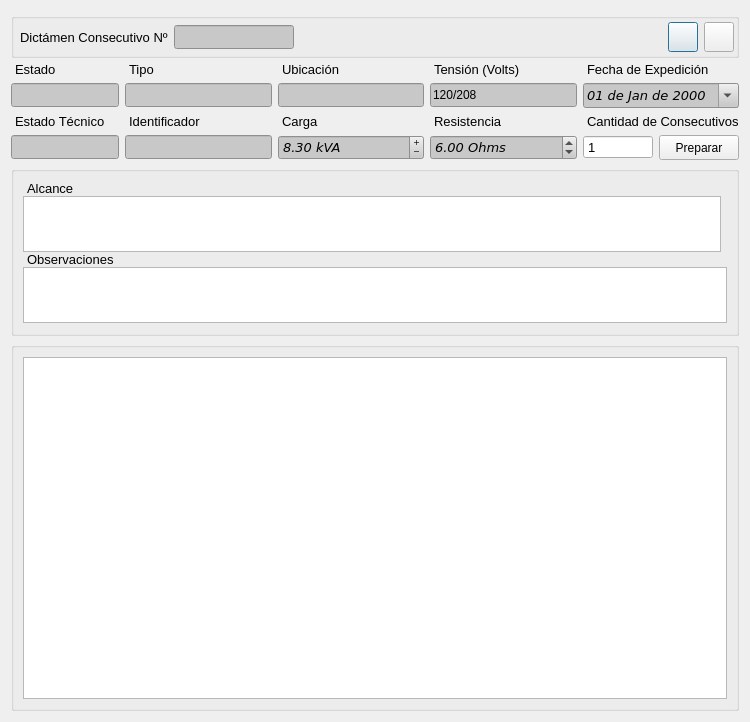
Qt form ui/subdictum.ui (OdairTrujillo/blockcheck) before a commit.
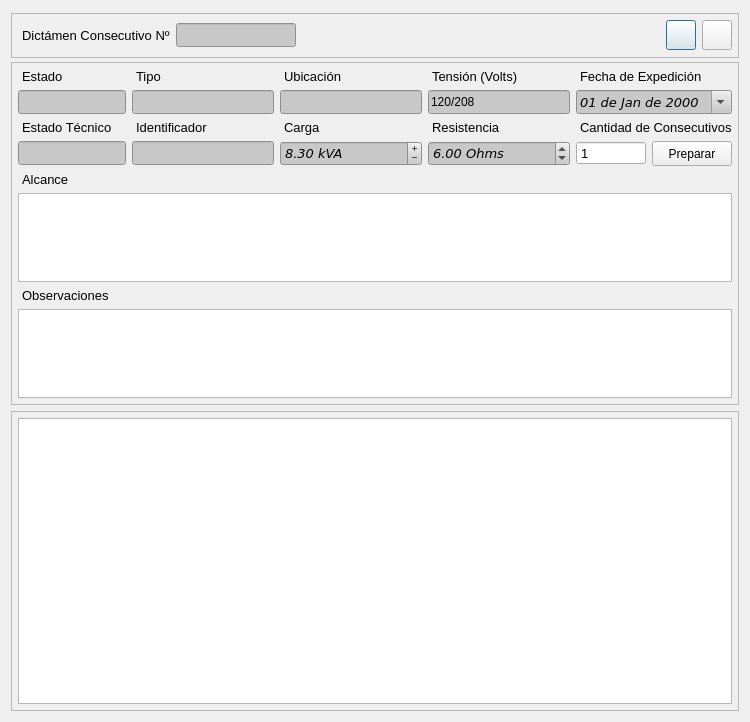
The same form after that commit. Icons and pictures are not drawn.

Commit message: Se incluye .gitignore, se modifica el correo de contacto en el README.dm. También se actualizan los layouts de las interfaces gráficas. El proyecto queda listo para editar código.

Patch:
```diff
--- a/ui/subdictum.ui
+++ b/ui/subdictum.ui
@@ -13,30 +13,9 @@
   <property name="windowTitle">
    <string>Consecutivos</string>
   </property>
-  <layout class="QGridLayout" name="gridLayout_5">
-   <item row="3" column="0">
-    <widget class="QGroupBox" name="reqOutGroupBox">
-     <property name="minimumSize">
-      <size>
-       <width>0</width>
-       <height>300</height>
-      </size>
-     </property>
-     <property name="title">
-      <string/>
-     </property>
-     <property name="checkable">
-      <bool>false</bool>
-     </property>
-     <layout class="QGridLayout" name="gridLayout_4">
+  <layout class="QGridLayout" name="gridLayout_2">
       <item row="0" column="0">
-       <widget class="QTableWidget" name="tableWidget"/>
-      </item>
-     </layout>
-    </widget>
-   </item>
-   <item row="0" column="0">
-    <widget class="QGroupBox" name="menuGroupBox">
+    <widget class="QFrame" name="menuFrame">
      <property name="minimumSize">
       <size>
        <width>0</width>
@@ -49,33 +28,22 @@
        <height>40</height>
       </size>
      </property>
-     <property name="title">
-      <string/>
+     <property name="frameShape">
+      <enum>QFrame::StyledPanel</enum>
      </property>
-     <property name="alignment">
-      <set>Qt::AlignLeading|Qt::AlignLeft|Qt::AlignTop</set>
-     </property>
-     <property name="flat">
-      <bool>false</bool>
-     </property>
-     <property name="checkable">
-      <bool>false</bool>
-     </property>
-     <layout class="QGridLayout" name="gridLayout_3">
-      <property name="leftMargin">
-       <number>2</number>
-      </property>
-      <property name="topMargin">
-       <number>2</number>
-      </property>
-      <property name="rightMargin">
-       <number>2</number>
-      </property>
-      <property name="bottomMargin">
-       <number>2</number>
-      </property>
-      <item row="0" column="0">
        <layout class="QHBoxLayout" name="horizontalLayout">
+      <property name="leftMargin">
+       <number>6</number>
+      </property>
+      <property name="topMargin">
+       <number>6</number>
+      </property>
+      <property name="rightMargin">
+       <number>6</number>
+      </property>
+      <property name="bottomMargin">
+       <number>6</number>
+      </property>
         <item>
          <widget class="QLabel" name="label_5">
           <property name="font">
@@ -127,7 +95,7 @@
           </property>
           <property name="sizeHint" stdset="0">
            <size>
-            <width>18</width>
+          <width>357</width>
             <height>20</height>
            </size>
           </property>
@@ -192,12 +160,10 @@
          </widget>
         </item>
        </layout>
-      </item>
-     </layout>
     </widget>
    </item>
-   <item row="2" column="0">
-    <widget class="QGroupBox" name="groupBox">
+   <item row="1" column="0">
+    <widget class="QFrame" name="frame">
      <property name="minimumSize">
       <size>
        <width>0</width>
@@ -207,129 +173,26 @@
      <property name="maximumSize">
       <size>
        <width>16777215</width>
-       <height>170</height>
+       <height>16777215</height>
       </size>
      </property>
-     <property name="title">
-      <string/>
-     </property>
-     <layout class="QGridLayout" name="gridLayout_2">
-      <property name="horizontalSpacing">
-       <number>6</number>
-      </property>
-      <property name="verticalSpacing">
-       <number>0</number>
-      </property>
-      <item row="2" column="0">
-       <widget class="QLabel" name="label_15">
-        <property name="font">
-         <font>
-          <pointsize>10</pointsize>
-         </font>
-        </property>
-        <property name="text">
-         <string>Observaciones</string>
-        </property>
-        <property name="indent">
-         <number>4</number>
-        </property>
-       </widget>
-      </item>
-      <item row="3" column="0" colspan="2">
-       <widget class="QTextEdit" name="subDictumObservTextEdit">
-        <property name="minimumSize">
-         <size>
-          <width>0</width>
-          <height>0</height>
-         </size>
-        </property>
-        <property name="font">
-         <font>
-          <pointsize>12</pointsize>
-         </font>
-        </property>
         <property name="frameShape">
          <enum>QFrame::StyledPanel</enum>
         </property>
-        <property name="frameShadow">
-         <enum>QFrame::Sunken</enum>
-        </property>
-        <property name="lineWidth">
-         <number>1</number>
-        </property>
-        <property name="midLineWidth">
-         <number>0</number>
-        </property>
-        <property name="tabChangesFocus">
-         <bool>true</bool>
-        </property>
-        <property name="html">
-         <string>&lt;!DOCTYPE HTML PUBLIC &quot;-//W3C//DTD HTML 4.0//EN&quot; &quot;http://www.w3.org/TR/REC-html40/strict.dtd&quot;&gt;
-&lt;html&gt;&lt;head&gt;&lt;meta name=&quot;qrichtext&quot; content=&quot;1&quot; /&gt;&lt;style type=&quot;text/css&quot;&gt;
-p, li { white-space: pre-wrap; }
-&lt;/style&gt;&lt;/head&gt;&lt;body style=&quot; font-family:'MS Shell Dlg 2'; font-size:12pt; font-weight:400; font-style:normal;&quot;&gt;
-&lt;p style=&quot;-qt-paragraph-type:empty; margin-top:0px; margin-bottom:0px; margin-left:0px; margin-right:0px; -qt-block-indent:0; text-indent:0px; font-family:'DejaVu Sans';&quot;&gt;&lt;br /&gt;&lt;/p&gt;&lt;/body&gt;&lt;/html&gt;</string>
-        </property>
-        <property name="acceptRichText">
-         <bool>false</bool>
-        </property>
-       </widget>
-      </item>
-      <item row="1" column="0">
-       <widget class="QTextEdit" name="subDictumScopeTextEdit">
-        <property name="minimumSize">
-         <size>
-          <width>0</width>
-          <height>0</height>
-         </size>
-        </property>
-        <property name="font">
-         <font>
-          <pointsize>12</pointsize>
-         </font>
-        </property>
-        <property name="frameShape">
-         <enum>QFrame::StyledPanel</enum>
-        </property>
-        <property name="frameShadow">
-         <enum>QFrame::Sunken</enum>
-        </property>
-        <property name="lineWidth">
-         <number>1</number>
-        </property>
-        <property name="midLineWidth">
-         <number>0</number>
-        </property>
-        <property name="tabChangesFocus">
-         <bool>true</bool>
-        </property>
-        <property name="acceptRichText">
-         <bool>false</bool>
-        </property>
-       </widget>
-      </item>
-      <item row="0" column="0">
-       <widget class="QLabel" name="label_14">
-        <property name="font">
-         <font>
-          <pointsize>10</pointsize>
-         </font>
-        </property>
-        <property name="text">
-         <string>Alcance</string>
-        </property>
-        <property name="margin">
-         <number>0</number>
-        </property>
-        <property name="indent">
-         <number>4</number>
-        </property>
-       </widget>
-      </item>
-     </layout>
-    </widget>
-   </item>
-   <item row="1" column="0">
+     <layout class="QVBoxLayout" name="verticalLayout">
+      <property name="leftMargin">
+       <number>6</number>
+      </property>
+      <property name="topMargin">
+       <number>6</number>
+      </property>
+      <property name="rightMargin">
+       <number>6</number>
+      </property>
+      <property name="bottomMargin">
+       <number>6</number>
+      </property>
+      <item>
     <layout class="QGridLayout" name="gridLayout">
      <item row="3" column="3">
       <widget class="QLabel" name="label_12">
@@ -763,6 +626,145 @@
      </item>
     </layout>
    </item>
+      <item>
+       <widget class="QLabel" name="label_14">
+        <property name="font">
+         <font>
+          <pointsize>10</pointsize>
+         </font>
+        </property>
+        <property name="text">
+         <string>Alcance</string>
+        </property>
+        <property name="margin">
+         <number>0</number>
+        </property>
+        <property name="indent">
+         <number>4</number>
+        </property>
+       </widget>
+      </item>
+      <item>
+       <widget class="QTextEdit" name="subDictumScopeTextEdit">
+        <property name="minimumSize">
+         <size>
+          <width>0</width>
+          <height>0</height>
+         </size>
+        </property>
+        <property name="font">
+         <font>
+          <pointsize>12</pointsize>
+         </font>
+        </property>
+        <property name="frameShape">
+         <enum>QFrame::StyledPanel</enum>
+        </property>
+        <property name="frameShadow">
+         <enum>QFrame::Sunken</enum>
+        </property>
+        <property name="lineWidth">
+         <number>1</number>
+        </property>
+        <property name="midLineWidth">
+         <number>0</number>
+        </property>
+        <property name="tabChangesFocus">
+         <bool>true</bool>
+        </property>
+        <property name="acceptRichText">
+         <bool>false</bool>
+        </property>
+       </widget>
+      </item>
+      <item>
+       <widget class="QLabel" name="label_15">
+        <property name="font">
+         <font>
+          <pointsize>10</pointsize>
+         </font>
+        </property>
+        <property name="text">
+         <string>Observaciones</string>
+        </property>
+        <property name="indent">
+         <number>4</number>
+        </property>
+       </widget>
+      </item>
+      <item>
+       <widget class="QTextEdit" name="subDictumObservTextEdit">
+        <property name="minimumSize">
+         <size>
+          <width>0</width>
+          <height>0</height>
+         </size>
+        </property>
+        <property name="font">
+         <font>
+          <pointsize>12</pointsize>
+         </font>
+        </property>
+        <property name="frameShape">
+         <enum>QFrame::StyledPanel</enum>
+        </property>
+        <property name="frameShadow">
+         <enum>QFrame::Sunken</enum>
+        </property>
+        <property name="lineWidth">
+         <number>1</number>
+        </property>
+        <property name="midLineWidth">
+         <number>0</number>
+        </property>
+        <property name="tabChangesFocus">
+         <bool>true</bool>
+        </property>
+        <property name="html">
+         <string>&lt;!DOCTYPE HTML PUBLIC &quot;-//W3C//DTD HTML 4.0//EN&quot; &quot;http://www.w3.org/TR/REC-html40/strict.dtd&quot;&gt;
+&lt;html&gt;&lt;head&gt;&lt;meta name=&quot;qrichtext&quot; content=&quot;1&quot; /&gt;&lt;style type=&quot;text/css&quot;&gt;
+p, li { white-space: pre-wrap; }
+&lt;/style&gt;&lt;/head&gt;&lt;body style=&quot; font-family:'Ubuntu'; font-size:12pt; font-weight:400; font-style:normal;&quot;&gt;
+&lt;p style=&quot;-qt-paragraph-type:empty; margin-top:0px; margin-bottom:0px; margin-left:0px; margin-right:0px; -qt-block-indent:0; text-indent:0px; font-family:'DejaVu Sans';&quot;&gt;&lt;br /&gt;&lt;/p&gt;&lt;/body&gt;&lt;/html&gt;</string>
+        </property>
+        <property name="acceptRichText">
+         <bool>false</bool>
+        </property>
+       </widget>
+      </item>
+     </layout>
+    </widget>
+   </item>
+   <item row="2" column="0">
+    <widget class="QFrame" name="reqOutFrame">
+     <property name="minimumSize">
+      <size>
+       <width>0</width>
+       <height>300</height>
+      </size>
+     </property>
+     <property name="frameShape">
+      <enum>QFrame::StyledPanel</enum>
+     </property>
+     <layout class="QGridLayout" name="gridLayout_4">
+      <property name="leftMargin">
+       <number>6</number>
+      </property>
+      <property name="topMargin">
+       <number>6</number>
+      </property>
+      <property name="rightMargin">
+       <number>6</number>
+      </property>
+      <property name="bottomMargin">
+       <number>6</number>
+      </property>
+      <item row="0" column="0">
+       <widget class="QTableWidget" name="tableWidget"/>
+      </item>
+     </layout>
+    </widget>
+   </item>
   </layout>
  </widget>
  <tabstops>
```
Left out of the diff: 10 changed lines with no effect on the pictures. Lines whose indentation alone changed are shown as unchanged. The commit also changes 135 other files.
